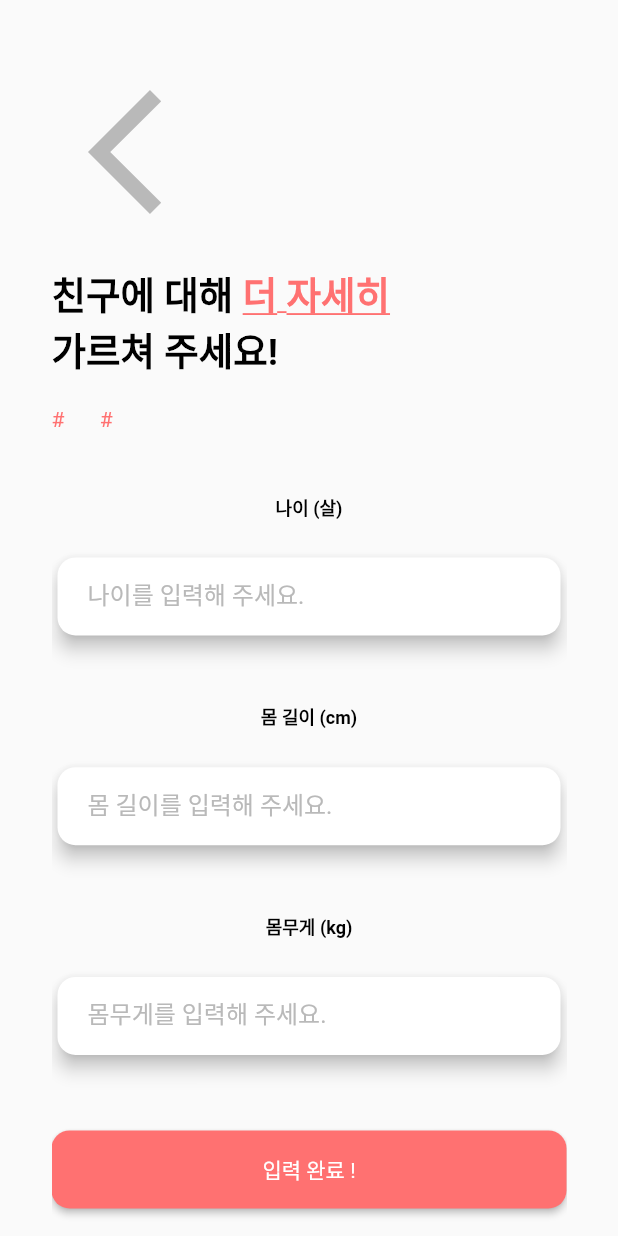
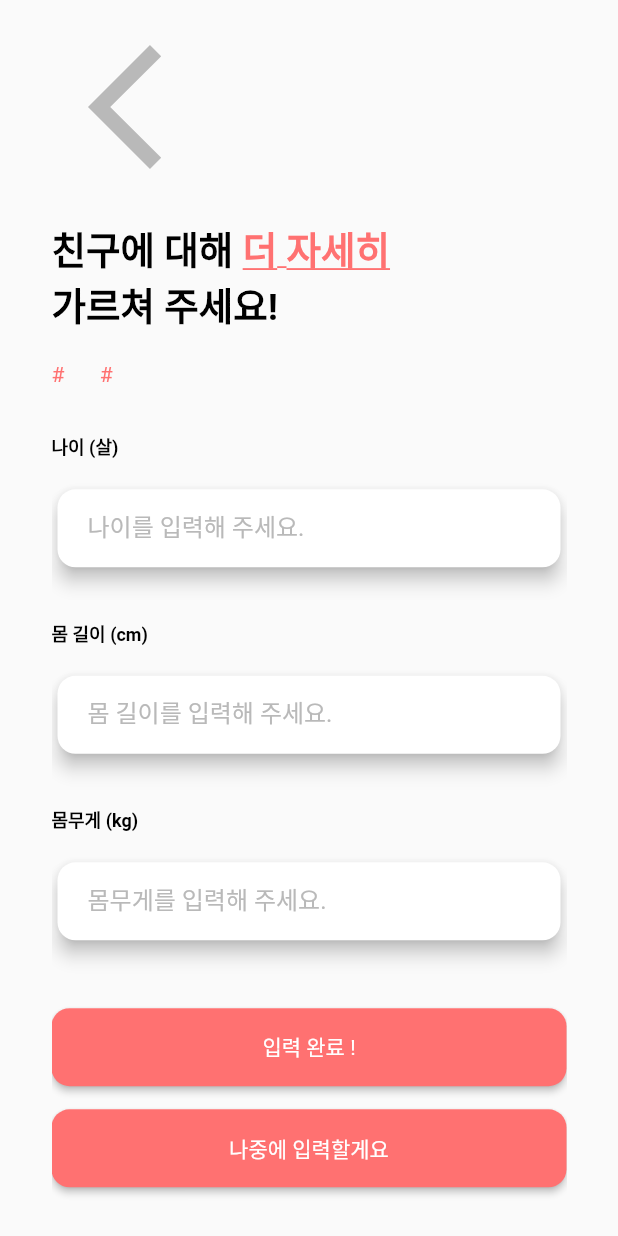
Before and after one commit to sshinndo/BonAPetti, a Flutter app: the FifthRoute screen opened directly with empty values, on a phone screen of 412 x 824 dp. Run offline on Flutter 3.47's test engine with Material 2 defaults, Android fonts, the light colour scheme and no system bars; our stand-ins replace cloud_firestore, csv, dio, file_picker, firebase_auth, firebase_core and 8 more; missing offline and left inert: kakao_flutter_sdk; accounts and stored records are empty; generated files the repository leaves out were written again; project files that could hold a hidden picture were left out.

Commit message:
자잘한 버그 수정

```diff
--- a/lib/bottombar/MenuBottomBar.dart
+++ b/lib/bottombar/MenuBottomBar.dart
@@ -96,7 +96,7 @@ class _MenuBottomBar extends State<MenuBottomBar> {
           screenIndex = value;
           if (value == 0) { // 홈으로
             Navigator.push(
-                context, MaterialPageRoute(builder: (context) => MyApp()));
+                context, MaterialPageRoute(builder: (context) => MyHomePage()));
           }
           if (value == 1) { // 중고장터
             // Navigator.push(
--- a/lib/init_profile/ProfileQuestion.dart
+++ b/lib/init_profile/ProfileQuestion.dart
@@ -483,9 +483,9 @@ class _FourthRouteState extends State<FourthRoute> {
             height: height*30,
             child: CupertinoScrollbar(
               // 스크롤 바 쓸때만 주석해제하기
-              // thickness: 5.0, // 일반 스크롤 두께
-              // thicknessWhileDragging: 8.0, // 드래그할 때 스크롤 두께
-              // radius: Radius.circular(34.0), // 스크롤바 둥글게
+              thickness: 5.0, // 일반 스크롤 두께
+              thicknessWhileDragging: 8.0, // 드래그할 때 스크롤 두께
+              radius: Radius.circular(34.0), // 스크롤바 둥글게
               // isAlwaysShown: true, // 스크롤바 항상 노출
               child:
               //서버로부터 전송받은 리스트
@@ -529,7 +529,7 @@ class _FourthRouteState extends State<FourthRoute> {
               thickness: 5.0, // 일반 스크롤 두께
               thicknessWhileDragging: 8.0, // 드래그할 때 스크롤 두께
               radius: Radius.circular(34.0), // 스크롤바 둥글게
-              isAlwaysShown: true, // 스크롤바 항상 노출
+              //isAlwaysShown: true, // 스크롤바 항상 노출
               child: ListView.builder(
                 scrollDirection: Axis.horizontal, // scrollDirection: 가로 스크롤 생성
                   itemCount: PetInfo.petTypes[widget.newPet.petType]!.length,
@@ -597,7 +597,7 @@ class _FifthRouteState extends State<FifthRoute> {
   TextEditingController _petBodyLengthController = TextEditingController();
   TextEditingController _petWeightController = TextEditingController();
 
-  final _scrollController = ScrollController();
+  final _scrollController = ScrollController(initialScrollOffset: 30.0);
 
   String _msg = ''; // 뒤로가기 방지 메시지
 
@@ -706,26 +706,23 @@ class _FifthRouteState extends State<FifthRoute> {
                               ),),
                           ],
                         ),
-                        SizedBox(height: height*40),
-                        customSubtitleQuestion('나이 (살)'),
-                        SizedBox(height: height*20),
-                        customTextFormField(
-                            _petAgeController, '나이를 입력해 주세요.'),
+                        SizedBox(height: height*30),
+                        Container(child: customSubtitleQuestion('나이 (살)'),alignment: Alignment.centerLeft),
+                        SizedBox(height: height*15),
+                        customTextFormField(_petAgeController, '나이를 입력해 주세요.'),
+
+                        SizedBox(height: height*30),
+                        Container(child: customSubtitleQuestion('몸 길이 (cm)'), alignment: Alignment.centerLeft),
+                        SizedBox(height: height*15),
+                        customTextFormField(_petBodyLengthController, '몸 길이를 입력해 주세요.'),
+
+
+                        SizedBox(height: height*30),
+                        Container(child: customSubtitleQuestion('몸무게 (kg)'), alignment: Alignment.centerLeft),
+                        SizedBox(height: height*15),
+                        customTextFormField(_petWeightController, '몸무게를 입력해 주세요.'),
 
                         SizedBox(height: height*40),
-                        customSubtitleQuestion('몸 길이 (cm)'),
-                        SizedBox(height: height*20),
-                        customTextFormField(
-                            _petBodyLengthController, '몸 길이를 입력해 주세요.'),
-
-
-                        SizedBox(height: height*40),
-                        customSubtitleQuestion('몸무게 (kg)'),
-                        SizedBox(height: height*20),
-                        customTextFormField(
-                            _petWeightController, '몸무게를 입력해 주세요.'),
-
-                        SizedBox(height: height*45),
                         customPinkElevatedButton( "입력 완료 !", (){
                           //입력한 나이, 몸길이, 몸무게를 생성자 newPet의 변수에 대입하는 코드
                           widget.newPet.petAge = int.parse(_petAgeController.text);
@@ -740,7 +737,7 @@ class _FifthRouteState extends State<FifthRoute> {
                               duration: Duration(milliseconds: 500),
                               curve: Curves.fastOutSlowIn);
                         }),
-                        SizedBox(height: height*22),
+                        SizedBox(height: height*15),
                         customPinkElevatedButton( "나중에 입력할게요", (){
                           // 나이, 몸길이, 몸무게 초기화(=0 대입)하는 코드
                           widget.newPet.petAge=0;
@@ -862,14 +859,11 @@ class _FifthRouteState extends State<FifthRoute> {
                         SizedBox(height: height * 25),
                         customPinkElevatedButton(
                             "잘 모르겠어요!(나중에 입력할게요)", (){
-                          // Logger().sendUserData(
-                          //   petData.
-                          // );
-                          // widget.newPet.petAge = _petAgeController.text;
+                          sendPetData(widget.newPet);
                           Navigator.pushAndRemoveUntil(
                               context,
                               MaterialPageRoute(builder: (context) => MyHomePage()),
-                                  (Route<dynamic> route) => false);
+                                  (route) => false);
                         })
                       ],
                     ),
@@ -959,7 +953,7 @@ class _FifthRouteState extends State<FifthRoute> {
                             // 스크롤바 둥글게
                             radius: Radius.circular(34.0),
                             // 스크롤바 항상 노출
-                            isAlwaysShown: true,
+                            //isAlwaysShown: true,
                             child: ListView.builder(
                                 scrollDirection: Axis.horizontal, // ListView 가로 설정
                                 itemCount: PetInfo.allergies.length, // pet의 allergy 각 List 순회
@@ -1085,7 +1079,7 @@ class _FifthRouteState extends State<FifthRoute> {
                             // 스크롤바 둥글게
                             radius: Radius.circular(34.0),
                             // 스크롤바 항상 노출
-                            isAlwaysShown: true,
+                            //isAlwaysShown: true,
                             child: ListView.builder(
                                 scrollDirection: Axis.horizontal, // ListView 가로 설정
                                 itemCount: PetInfo.diseases.length, // pet의 allergy 각 List 순회
@@ -1120,14 +1114,14 @@ class _FifthRouteState extends State<FifthRoute> {
                         }),
                         SizedBox(height: height*25),
                         customPinkElevatedButton(
+                            "작성 완료! 메인 화면으로 이동", (){
                           //-------- + 작성한 생성자를 서버로 전송하는 코드(sendUserData)----------
-                          // Logger().userData.myPets.????
+                          sendPetData(widget.newPet);
                           //-------- + 작성한 생성자를 서버로 전송하는 코드(sendUserData)----------
-                            "작성 완료! 메인 화면으로 이동", (){
                           Navigator.pushAndRemoveUntil(
                               context,
                               MaterialPageRoute(builder: (context) => MyHomePage()),
-                                  (Route<dynamic> route) => false);
+                                  (route) => false);
                         })
                       ],
                     ),
--- a/lib/log_in/Splash.dart
+++ b/lib/log_in/Splash.dart
@@ -37,7 +37,7 @@ class Splash extends StatelessWidget {
       color: Colors.white,
       alignment: Alignment.center,
       child: Container(
-        child: SvgPicture.asset('images/logo_main.svg'),
+        child: Image.asset('images/logo.png'),
         width: 192,
         height: 192,
       ),
--- a/lib/main.dart
+++ b/lib/main.dart
@@ -22,23 +22,23 @@ import 'package:pet_service_application/widgets/ShortsWidget.dart';
 import 'package:pet_service_application/community/ShortsInfo.dart';
 import 'log_in/class/UserData.dart';
 
-void main() => runApp(MyApp());
-
-final String appName = "Pet App";
+// void main() => runApp(MyApp());
+//
+// final String appName = "Pet App";
 final UserData myInfo = Logger().userData;
-
-class MyApp extends StatelessWidget {
-  @override
-  Widget build(BuildContext context) {
-    return MaterialApp(
-      title: appName,
-      theme: ThemeData(
-        primarySwatch: Colors.blue,
-      ),
-      home: MyHomePage(),
-    );
-  }
-}
+//
+// class MyApp extends StatelessWidget {
+//   @override
+//   Widget build(BuildContext context) {
+//     return MaterialApp(
+//       title: appName,
+//       theme: ThemeData(
+//         primarySwatch: Colors.blue,
+//       ),
+//       home: MyHomePage(),
+//     );
+//   }
+// }
 
 class MyHomePage extends StatefulWidget {
   final List<CardNewsModel> cardNewsModelList = [];
```
Also changed, not shown: lib/log_in/screen/LogIn.dart (+1 -7 lines), pubspec.lock.
